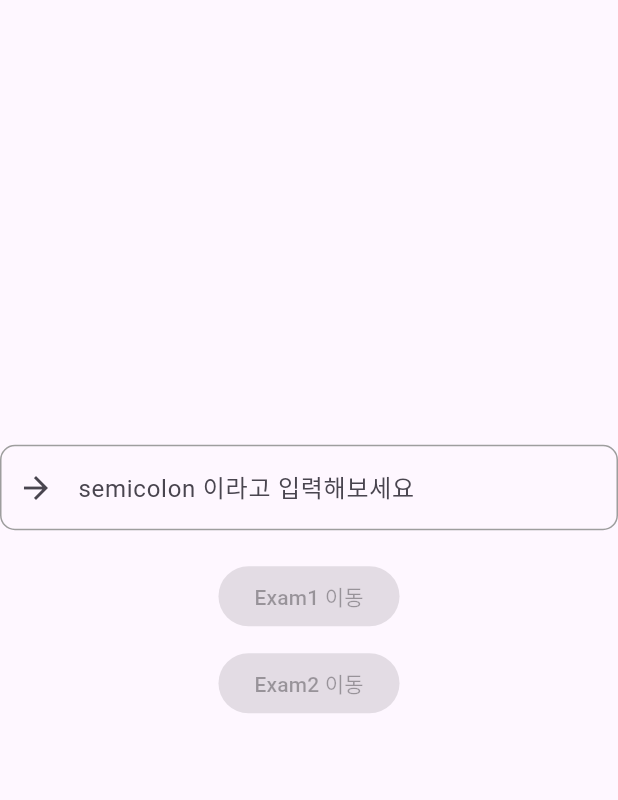
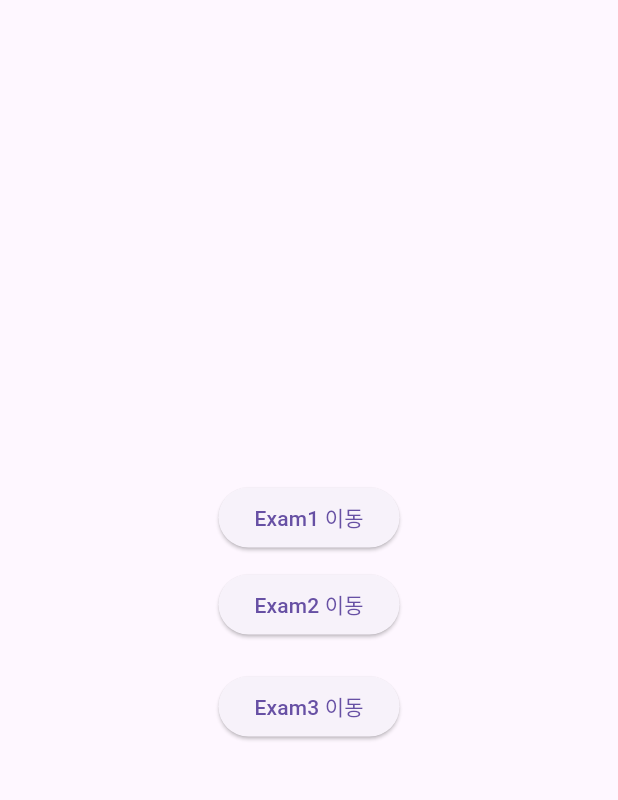
Before and after one commit to ElvaCJ/semicolon-flutter-test, a Flutter app: the screen it shows after launch, on a phone screen of 412 x 824 dp, the part 63-863 px from its top. Run offline on Flutter 3.47's test engine with Material 3 defaults, Android fonts, the light colour scheme and no system bars.

Commit message:
8주차 실습 문제 (1)

```diff
--- a/flutter_application_1/lib/main.dart
+++ b/flutter_application_1/lib/main.dart
@@ -1,14 +1,16 @@
 import 'package:flutter/material.dart';
-import 'package:flutter/widgets.dart';
 import 'package:provider/provider.dart';
-import './ex1_0721.dart';
-import './ex2_0721.dart';
+import './ex1_0728.dart';
+import './ex2_0728.dart';
+import './ex3_0728.dart';
 
 void main() {
   runApp(
     MultiProvider(
-      providers: const [
-        // 변경된 내용을 반영할 수 있도록 각 위젯의 Provider를 등록해야겠죠?
+      providers: [
+        ChangeNotifierProvider(create: (context) => ColorModel1()),
+        ChangeNotifierProvider(create: (context) => ColorModel2()),
+        //ChangeNotifierProvider(create: (context) => ContactModel()),
       ],
       child: const MyApp(),
     ),
@@ -23,8 +25,9 @@ class MyApp extends StatelessWidget {
     return MaterialApp(
       home: const HomePage(),
       routes: {
-        '/exam1': (context) => SelfIntroduce(),
-        '/exam2': (context) => const TodoList(),
+        '/exam1': (context) => const InteractiveButton1(),
+        '/exam2': (context) => const InteractiveButton2(),
+        //'/exam3': (context) => const ContactList(),
       },
     );
   }
@@ -39,20 +42,10 @@ class HomePage extends StatefulWidget {
 
 class _HomePageState extends State<HomePage> {
   final TextEditingController _controllerText = TextEditingController();
-  bool _isButton1Enabled = false;
-  bool _isButton2Enabled = false;
-
-  void _checkInput() {
-    setState(() {
-      _isButton1Enabled = _controllerText.text == "semicolon";
-      _isButton2Enabled = _controllerText.text == "semicolon";
-    });
-  }
 
   @override
   void initState() {
     super.initState();
-    _controllerText.addListener(_checkInput);
   }
 
   @override
@@ -71,45 +64,47 @@ class _HomePageState extends State<HomePage> {
         child: Column(
           mainAxisAlignment: MainAxisAlignment.center,
           children: <Widget>[
-            TextField(
-              controller: _controllerText,
-              decoration: const InputDecoration(
-                prefixIcon: Icon(Icons.arrow_forward_outlined),
-                hintText: 'semicolon 이라고 입력해보세요',
-                enabledBorder: OutlineInputBorder(
-                  borderRadius: BorderRadius.all(Radius.circular(10.0)),
-                  borderSide: BorderSide(width: 1, color: Colors.grey),
-                ),
-                focusedBorder: OutlineInputBorder(
-                  borderRadius: BorderRadius.all(Radius.circular(10.0)),
-                  borderSide: BorderSide(width: 2, color: Colors.deepPurple),
-                ),
-              ),
-            ),
+            // TextField(
+            //   controller: _controllerText,
+            //   decoration: const InputDecoration(
+            //     prefixIcon: Icon(Icons.arrow_forward_outlined),
+            //     hintText: 'semicolon 이라고 입력해보세요',
+            //     enabledBorder: OutlineInputBorder(
+            //       borderRadius: BorderRadius.all(Radius.circular(10.0)),
+            //       borderSide: BorderSide(width: 1, color: Colors.grey),
+            //     ),
+            //     focusedBorder: OutlineInputBorder(
+            //       borderRadius: BorderRadius.all(Radius.circular(10.0)),
+            //       borderSide: BorderSide(width: 2, color: Colors.blue),
+            //     ),
+            //   ),
+            // ),
             const SizedBox(
               height: 20,
             ),
             ElevatedButton(
-              onPressed: _isButton1Enabled
-                  ? () {
-                      Navigator.pushNamed(context, '/exam1');
-                    }
-                  : null,
+              onPressed: () {
+                Navigator.pushNamed(context, '/exam1');
+              },
               child: const Text('Exam1 이동'),
             ),
             const SizedBox(
               height: 10,
             ),
             ElevatedButton(
-              onPressed: _isButton2Enabled
-                  ? () {
-                      Navigator.pushNamed(context, '/exam2');
-                    }
-                  : null,
+              onPressed: () {
+                Navigator.pushNamed(context, '/exam2');
+              },
               child: const Text('Exam2 이동'),
             ),
             const SizedBox(
               height: 20,
+            ),
+            ElevatedButton(
+              onPressed: () {
+                Navigator.pushNamed(context, '/exam3');
+              },
+              child: const Text('Exam3 이동'),
             ),
           ],
         ),
```
Also changed, not shown: flutter_application_1/lib/ex1_0728.dart (added, +36 -0 lines), flutter_application_1/lib/ex2_0728.dart (added, +43 -0 lines).
